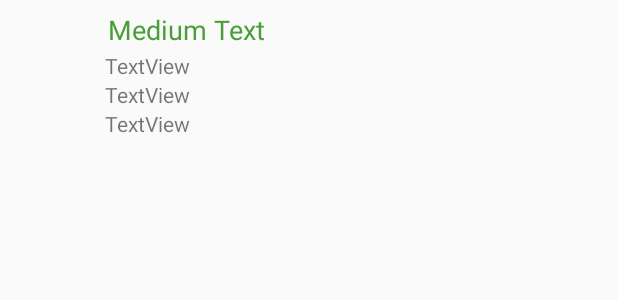
After one commit to jemonra/CarreraSolidariaPalmones, an Android app: the layout fila_agenda.xml on its own in the app's theme, with its tools: preview values and no code run, on a phone screen of 412 x 824 dp. The commit adds this screen. Shown: the top 300 px of the screen. Run offline under Robolectric (Android 15) with nearby library versions, the phone set to English and light mode, and no system bars.

Commit message:
Agenda terminada

```diff
--- /dev/null
+++ b/app/src/main/res/layout/fila_agenda.xml
@@ -0,0 +1,51 @@
+<?xml version="1.0" encoding="utf-8"?>
+<LinearLayout xmlns:android="http://schemas.android.com/apk/res/android"
+    android:orientation="horizontal"
+    android:layout_width="fill_parent"
+    android:layout_height="fill_parent">
+
+    <ImageView
+        android:id="@+id/icon"
+        android:layout_width="60dp"
+        android:layout_height="60dp"
+        android:padding="5dp" />
+
+    <LinearLayout
+        android:layout_width="match_parent"
+        android:layout_height="wrap_content"
+        android:orientation="vertical">
+
+        <TextView
+            android:id="@+id/texto_principal"
+            android:layout_width="wrap_content"
+            android:layout_height="wrap_content"
+            android:layout_marginLeft="10dp"
+            android:layout_marginTop="5dp"
+            android:padding="2dp"
+            android:text="Medium Text"
+            android:textAppearance="?android:attr/textAppearanceMedium"
+            android:textColor="#489e37" />
+
+        <TextView
+            android:id="@+id/texto_secundario1"
+            android:layout_width="wrap_content"
+            android:layout_height="wrap_content"
+            android:layout_marginLeft="10dp"
+            android:text="TextView" />
+
+        <TextView
+            android:id="@+id/texto_secundario2"
+            android:layout_width="wrap_content"
+            android:layout_height="wrap_content"
+            android:layout_marginLeft="10dp"
+            android:text="TextView" />
+
+        <TextView
+            android:id="@+id/texto_secundario3"
+            android:layout_width="wrap_content"
+            android:layout_height="wrap_content"
+            android:layout_marginLeft="10dp"
+            android:text="TextView" />
+    </LinearLayout>
+
+</LinearLayout>
```
Also changed, not shown: app/src/main/java/com/moncada/carrerasolidariapalmones/AdaptadorListViewAgenda.java (added, +67 -0 lines), app/src/main/java/com/moncada/carrerasolidariapalmones/AgendaActivity.java (+31 -0 lines), app/src/main/res/layout/activity_agenda.xml (+5 -11 lines).
